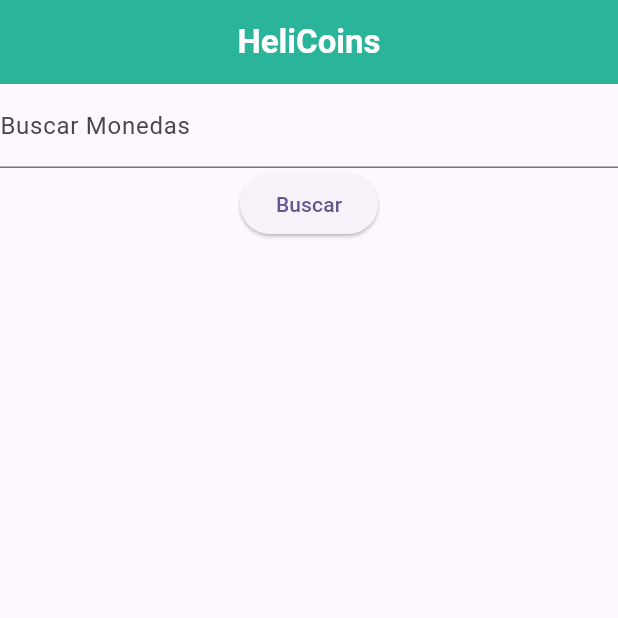
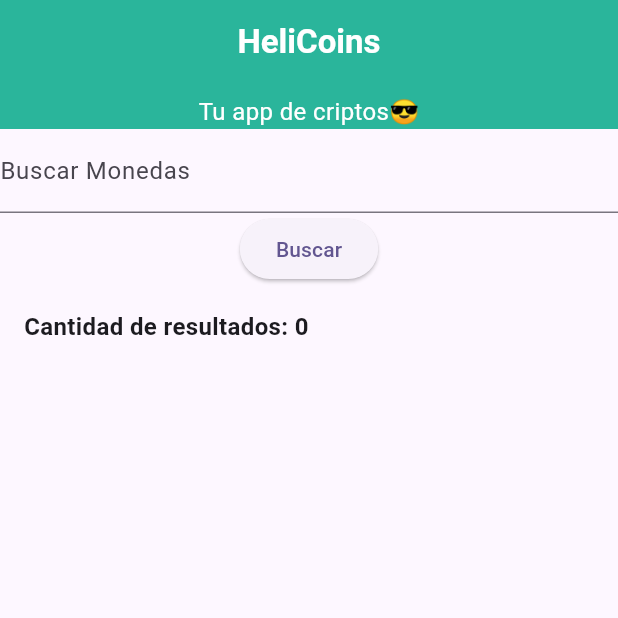
Before and after one commit to MNAHEAVY/flutter_application_2, a Flutter app: the HomeScreen screen opened directly, on a phone screen of 412 x 824 dp, the top half of it. Run offline on Flutter 3.47's test engine with Material 2 defaults, Android fonts, the phone set to English and light mode, and no system bars; our stand-ins replace flutter_spinkit; network calls fail.

```diff
--- a/lib/screens/home.dart
+++ b/lib/screens/home.dart
@@ -78,11 +78,47 @@ class _HomeScreenState extends State<HomeScreen> {
           ),
         ),
         centerTitle: true,
-        backgroundColor: Color.fromARGB(255, 42, 181, 155),
+        backgroundColor: const Color.fromARGB(255, 42, 181, 155),
+        bottom: const PreferredSize(
+          preferredSize: Size.fromHeight(
+              30), // Ajusta la altura del subtitulo según tus necesidades
+          child: Text(
+            'Tu app de criptos😎', // Cambia el texto del subtitulo
+            style: TextStyle(
+              color: Colors.white,
+              fontSize: 16,
+            ),
+          ),
+        ),
       ),
       body: Column(
         children: [
           Search(onSearchResult: updateSearchResults),
+          Padding(
+            padding: const EdgeInsets.all(16.0),
+            child: Row(
+              mainAxisAlignment: MainAxisAlignment.spaceBetween,
+              children: [
+                Text(
+                  'Cantidad de resultados: ${isSearching ? searchResults.length : coins.length}',
+                  style: const TextStyle(
+                    fontSize: 16,
+                    fontWeight: FontWeight.bold,
+                  ),
+                ),
+                if (isSearching)
+                  ElevatedButton(
+                    onPressed: () {
+                      // Aquí puedes restablecer la búsqueda
+                      setState(() {
+                        isSearching = false;
+                      });
+                    },
+                    child: const Text('Restablecer'),
+                  ),
+              ],
+            ),
+          ),
           Expanded(
               child: ListView.builder(
             itemCount: isSearching ? searchResults.length : coins.length,
--- a/lib/screens/search_bar.dart
+++ b/lib/screens/search_bar.dart
@@ -24,9 +24,9 @@ class _SearchState extends State<Search> {
       final data = json.decode(response.body);
       final coinList = (data['coins'] as List).map((coinData) {
         return Coin(
-            image: coinData['item']['large'],
-            name: coinData['item']['name'],
-            symbol: coinData['item']['symbol'],
+            image: coinData['image'],
+            name: coinData['name'],
+            symbol: coinData['symbol'],
             id: coinData['id']);
       }).toList();
 
```
Also changed, not shown: lib/main.dart (+16 -3 lines), lib/screens/footer.dart (added, +39 -0 lines), lib/screens/nft.dart (added), lib/screens/price.dart (added).
